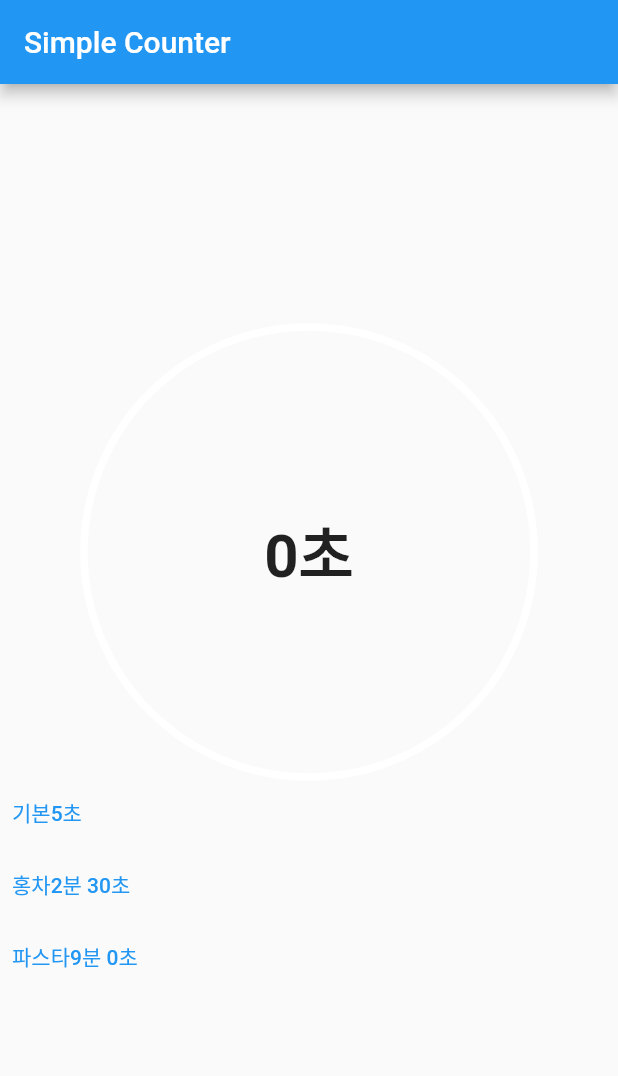
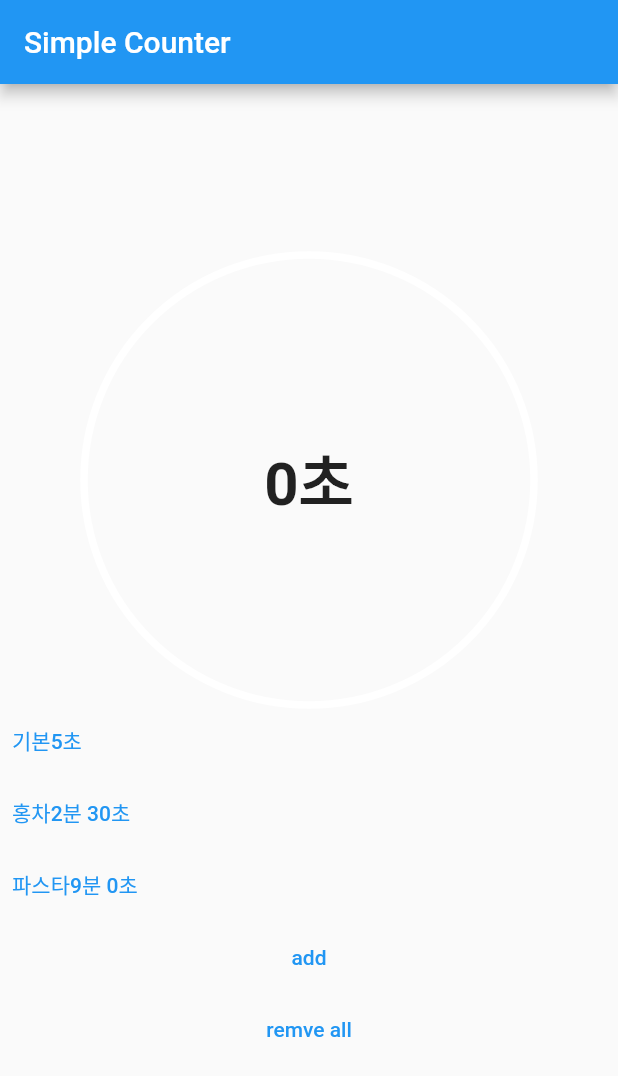
Before and after one commit to atobaum/Flutter-Simple-Timer, a Flutter app: the screen it shows after launch, on a phone screen of 412 x 824 dp. Shown: the top 1076 px of the screen. Run offline on Flutter 3.47's test engine with Material 2 defaults, Android fonts, the phone set to English and light mode, and no system bars; our stand-ins replace audioplayers, get, shared_preferences.

Commit message:
load and save timer presets from file

```diff
--- a/lib/main.dart
+++ b/lib/main.dart
@@ -1,9 +1,11 @@
+import 'dart:convert';
 import 'dart:math';
 
 import 'package:get/get.dart';
 import 'package:flutter_timer/controller/timer.dart';
 import 'package:flutter/material.dart';
 import 'package:flutter_timer/widgets/Counter.dart';
+import 'package:shared_preferences/shared_preferences.dart';
 
 void main() {
   runApp(MyApp());
@@ -98,10 +100,18 @@ class _MyHomePageState extends State<MyHomePage> with TickerProviderStateMixin {
 }
 
 class TimerItem {
+  String name;
   int time;
-  String name;
 
   TimerItem({required this.name, required this.time});
+
+  String toJson() {
+    return jsonEncode({"name": name, "time": time});
+  }
+
+  TimerItem.fromMap(Map<String, dynamic> json)
+      : name = json['name'],
+        time = json['time'];
 }
 
 String formatTime(int second) {
@@ -112,20 +122,57 @@ String formatTime(int second) {
   return "$sec초";
 }
 
-class TimerList extends StatelessWidget {
-  final List<TimerItem> items = [
+class TimerList extends StatefulWidget {
+  TimerList({required this.onClick});
+  final void Function(TimerItem) onClick;
+
+  @override
+  createState() => TimerListState(onClick: onClick);
+}
+
+class TimerListState extends State<TimerList> {
+  final prefKey = "timers";
+
+  List<TimerItem> items = [];
+  final void Function(TimerItem) onClick;
+
+  @override
+  void initState() {
+    super.initState();
+    SharedPreferences.getInstance().then((prefs) {
+      var a = prefs.getStringList(prefKey);
+      // prefs.remove(prefKey);
+      print("saved items $a");
+
+      if (a == null) {
+        setState(() {
+          items = [
             TimerItem(name: "기본", time: 5),
             TimerItem(name: "홍차", time: 60 * 2 + 30),
             TimerItem(name: "파스타", time: 60 * 9),
           ];
 
-  final void Function(TimerItem) onClick;
+          prefs.setStringList(
+              prefKey, items.map((item) => item.toJson()).toList());
+        });
+      } else {
+        setState(() {
+          items = a
+              .map((s) => jsonDecode(s))
+              .map((json) => TimerItem.fromMap(json))
+              .toList();
+        });
+      }
+    });
+  }
 
-  TimerList({required this.onClick});
+  TimerListState({required this.onClick});
 
   @override
   Widget build(BuildContext context) {
-    return ListView.builder(
+    return Column(
+      children: [
+        ListView.builder(
             shrinkWrap: true,
             itemCount: items.length,
             itemBuilder: (ctx, index) {
@@ -135,7 +182,26 @@ class TimerList extends StatelessWidget {
                   child: Row(
                     children: [Text(item.name), Text(formatTime(item.time))],
                   ));
+            }),
+        TextButton(
+          onPressed: () async {
+            final prefs = await SharedPreferences.getInstance();
+            setState(() {
+              items.add(TimerItem(name: "new", time: 3));
             });
+            prefs.setStringList(prefKey, items.map((e) => e.toJson()).toList());
+          },
+          child: Text("add"),
+        ),
+        TextButton(
+          onPressed: () async {
+            final prefs = await SharedPreferences.getInstance();
+            prefs.remove(prefKey);
+          },
+          child: Text("remve all"),
+        )
+      ],
+    );
   }
 }
 
```
Lines whose indentation alone changed are shown as unchanged.
